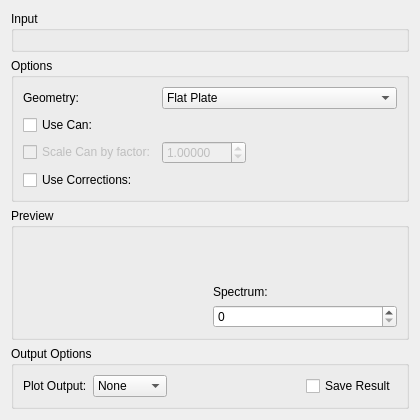
Before: the Qt Designer form Code/Mantid/MantidQt/CustomInterfaces/inc/MantidQtCustomInterfaces/Indirect/ApplyPaalmanPings.ui in mantidproject/mantid, drawn with Qt 5.
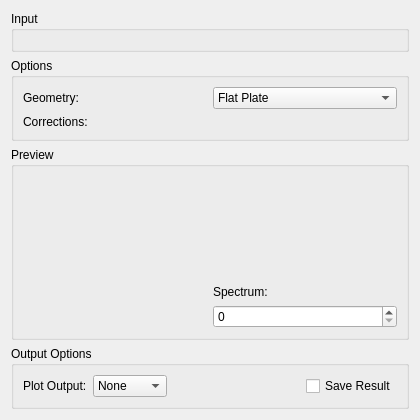
After: the same form once the commit is applied. Custom widgets are drawn as their Qt base class.

Commit message:
Remove ContainerSubtraction functionality from ApplyPaalmanPings
Refs #13657

```diff
--- a/Code/Mantid/MantidQt/CustomInterfaces/inc/MantidQtCustomInterfaces/Indirect/ApplyPaalmanPings.ui
+++ b/Code/Mantid/MantidQt/CustomInterfaces/inc/MantidQtCustomInterfaces/Indirect/ApplyPaalmanPings.ui
@@ -57,20 +57,6 @@
       <string>Options</string>
      </property>
      <layout class="QGridLayout" name="gridLayout">
-      <item row="1" column="0">
-       <widget class="QCheckBox" name="ckUseCan">
-        <property name="text">
-         <string>Use Can:</string>
-        </property>
-       </widget>
-      </item>
-      <item row="4" column="0">
-       <widget class="QCheckBox" name="ckUseCorrections">
-        <property name="text">
-         <string>Use Corrections:</string>
-        </property>
-       </widget>
-      </item>
       <item row="0" column="1">
        <widget class="QComboBox" name="cbGeometry">
         <item>
@@ -90,10 +76,10 @@
         </item>
        </widget>
       </item>
-      <item row="4" column="1">
+      <item row="1" column="1">
        <widget class="MantidQt::MantidWidgets::DataSelector" name="dsCorrections" native="true">
         <property name="enabled">
-         <bool>false</bool>
+         <bool>true</bool>
         </property>
         <property name="sizePolicy">
          <sizepolicy hsizetype="Minimum" vsizetype="Fixed">
@@ -119,37 +105,6 @@
         </property>
        </widget>
       </item>
-      <item row="1" column="1">
-       <widget class="MantidQt::MantidWidgets::DataSelector" name="dsContainer" native="true">
-        <property name="enabled">
-         <bool>false</bool>
-        </property>
-        <property name="sizePolicy">
-         <sizepolicy hsizetype="Minimum" vsizetype="Fixed">
-          <horstretch>0</horstretch>
-          <verstretch>0</verstretch>
-         </sizepolicy>
-        </property>
-        <property name="autoLoad" stdset="0">
-         <bool>true</bool>
-        </property>
-        <property name="workspaceSuffixes" stdset="0">
-         <stringlist>
-          <string>_red</string>
-          <string>_sqw</string>
-         </stringlist>
-        </property>
-        <property name="fileBrowserSuffixes" stdset="0">
-         <stringlist>
-          <string>_red.nxs</string>
-          <string>_sqw.nxs</string>
-         </stringlist>
-        </property>
-        <property name="showLoad" stdset="0">
-         <bool>false</bool>
-        </property>
-       </widget>
-      </item>
       <item row="0" column="0">
        <widget class="QLabel" name="lbGeometry">
         <property name="text">
@@ -157,55 +112,13 @@
         </property>
        </widget>
       </item>
-      <item row="3" column="0">
-       <widget class="QCheckBox" name="ckScaleCan">
-        <property name="enabled">
-         <bool>false</bool>
-        </property>
-        <property name="text">
-         <string>Scale Can by factor:</string>
-        </property>
-        <property name="checked">
-         <bool>false</bool>
-        </property>
-       </widget>
-      </item>
-      <item row="3" column="1">
-       <layout class="QHBoxLayout" name="loScaleFactor">
-        <item>
-         <widget class="QDoubleSpinBox" name="spCanScale">
-          <property name="enabled">
-           <bool>false</bool>
+       <item row="1" column="0">
+        <widget class="QLabel" name="lbCorrection">
+          <property name="text">
+            <string>Corrections: </string>
           </property>
-          <property name="decimals">
-           <number>5</number>
-          </property>
-          <property name="maximum">
-           <double>999.990000000000009</double>
-          </property>
-          <property name="singleStep">
-           <double>0.100000000000000</double>
-          </property>
-          <property name="value">
-           <double>1.000000000000000</double>
-          </property>
-         </widget>
-        </item>
-        <item>
-         <spacer name="horizontalSpacer">
-          <property name="orientation">
-           <enum>Qt::Horizontal</enum>
-          </property>
-          <property name="sizeHint" stdset="0">
-           <size>
-            <width>40</width>
-            <height>20</height>
-           </size>
-          </property>
-         </spacer>
-        </item>
-       </layout>
-      </item>
+        </widget>
+       </item>S
      </layout>
     </widget>
    </item>
```
The commit also changes 1 other file.
